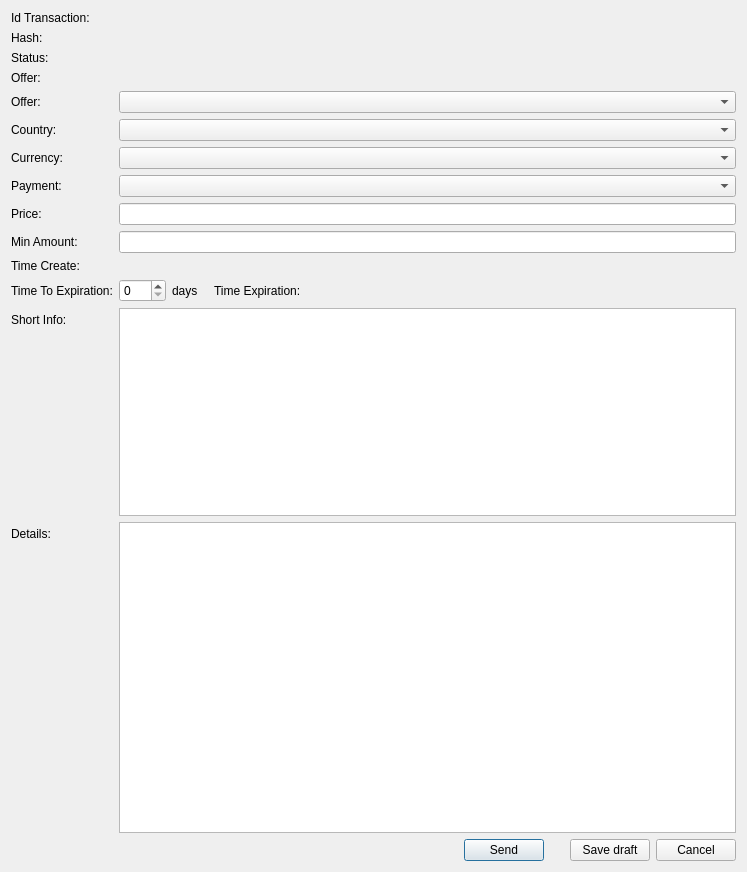
Above: src/qt/forms/offerdetailseditor.ui from ivansib/sibcoin-old before the change. Below: the same form after it.
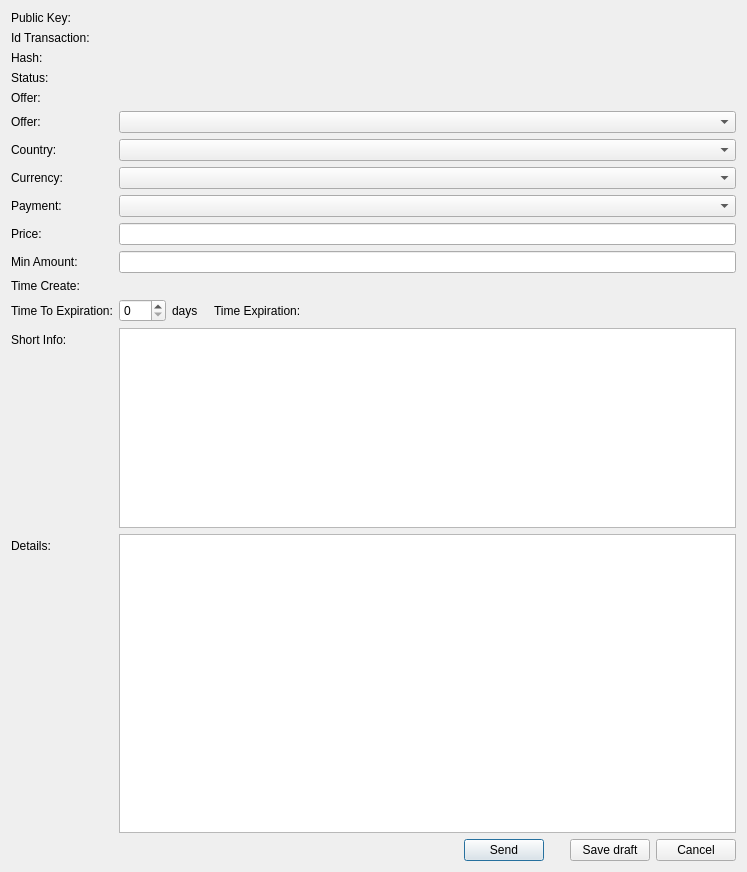
That is the form after the change. Custom widgets are drawn as their Qt base class.

What changed in the file:
```diff
--- a/src/qt/forms/offerdetailseditor.ui
+++ b/src/qt/forms/offerdetailseditor.ui
@@ -15,13 +15,33 @@
   </property>
   <layout class="QFormLayout" name="formLayout">
    <item row="0" column="0">
+    <widget class="QLabel" name="lPubKey">
+     <property name="text">
+      <string>Public Key:</string>
+     </property>
+    </widget>
+   </item>
+   <item row="0" column="1">
+    <widget class="QLabel" name="lPubKeyView">
+     <property name="sizePolicy">
+      <sizepolicy hsizetype="Expanding" vsizetype="Preferred">
+       <horstretch>0</horstretch>
+       <verstretch>0</verstretch>
+      </sizepolicy>
+     </property>
+     <property name="text">
+      <string/>
+     </property>
+    </widget>
+   </item>
+   <item row="1" column="0">
     <widget class="QLabel" name="lIdTransaction">
      <property name="text">
       <string>Id Transaction:</string>
      </property>
     </widget>
    </item>
-   <item row="0" column="1">
+   <item row="1" column="1">
     <widget class="QLabel" name="lIdView">
      <property name="sizePolicy">
       <sizepolicy hsizetype="Expanding" vsizetype="Preferred">
@@ -37,14 +57,14 @@
      </property>
     </widget>
    </item>
-   <item row="1" column="0">
+   <item row="2" column="0">
     <widget class="QLabel" name="lHash">
      <property name="text">
       <string>Hash:</string>
      </property>
     </widget>
    </item>
-   <item row="1" column="1">
+   <item row="2" column="1">
     <widget class="QLabel" name="lHashView">
      <property name="sizePolicy">
       <sizepolicy hsizetype="Expanding" vsizetype="Preferred">
@@ -60,14 +80,14 @@
      </property>
     </widget>
    </item>
-   <item row="2" column="0">
+   <item row="3" column="0">
     <widget class="QLabel" name="lStatus">
      <property name="text">
       <string>Status:</string>
      </property>
     </widget>
    </item>
-   <item row="2" column="1">
+   <item row="3" column="1">
     <widget class="QLabel" name="lStatusView">
      <property name="sizePolicy">
       <sizepolicy hsizetype="Expanding" vsizetype="Preferred">
@@ -83,14 +103,14 @@
      </property>
     </widget>
    </item>
-   <item row="3" column="0">
+   <item row="4" column="0">
     <widget class="QLabel" name="lOfferInfo">
      <property name="text">
       <string>Offer:</string>
      </property>
     </widget>
    </item>
-   <item row="3" column="1">
+   <item row="4" column="1">
     <widget class="QLabel" name="lOfferInfoView">
      <property name="sizePolicy">
       <sizepolicy hsizetype="Expanding" vsizetype="Preferred">
@@ -106,14 +126,14 @@
      </property>
     </widget>
    </item>
-   <item row="4" column="0">
+   <item row="5" column="0">
     <widget class="QLabel" name="lOffer">
      <property name="text">
       <string>Offer:</string>
      </property>
     </widget>
    </item>
-   <item row="4" column="1">
+   <item row="5" column="1">
     <widget class="QComboBox" name="cBoxOffer">
      <property name="sizePolicy">
       <sizepolicy hsizetype="Expanding" vsizetype="Fixed">
@@ -123,14 +143,14 @@
      </property>
     </widget>
    </item>
-   <item row="5" column="0">
+   <item row="6" column="0">
     <widget class="QLabel" name="label_3">
      <property name="text">
       <string>Country:</string>
      </property>
     </widget>
    </item>
-   <item row="5" column="1">
+   <item row="6" column="1">
     <widget class="ComboBox" name="cBoxCountry">
      <property name="sizePolicy">
       <sizepolicy hsizetype="Expanding" vsizetype="Fixed">
@@ -140,14 +160,14 @@
      </property>
     </widget>
    </item>
-   <item row="6" column="0">
+   <item row="7" column="0">
     <widget class="QLabel" name="label_4">
      <property name="text">
       <string>Currency:</string>
      </property>
     </widget>
    </item>
-   <item row="6" column="1">
+   <item row="7" column="1">
     <widget class="ComboBox" name="cBoxCurrency">
      <property name="sizePolicy">
       <sizepolicy hsizetype="Expanding" vsizetype="Fixed">
@@ -157,14 +177,14 @@
      </property>
     </widget>
    </item>
-   <item row="7" column="0">
+   <item row="8" column="0">
     <widget class="QLabel" name="label_5">
      <property name="text">
       <string>Payment:</string>
      </property>
     </widget>
    </item>
-   <item row="7" column="1">
+   <item row="8" column="1">
     <widget class="ComboBox" name="cBoxPayment">
      <property name="sizePolicy">
       <sizepolicy hsizetype="Expanding" vsizetype="Fixed">
@@ -174,14 +194,14 @@
      </property>
     </widget>
    </item>
-   <item row="8" column="0">
+   <item row="9" column="0">
     <widget class="QLabel" name="label_6">
      <property name="text">
       <string>Price:</string>
      </property>
     </widget>
    </item>
-   <item row="8" column="1">
+   <item row="9" column="1">
     <widget class="PriceSpinBox" name="sBoxPrice">
      <property name="sizePolicy">
       <sizepolicy hsizetype="Expanding" vsizetype="Fixed">
@@ -191,14 +211,14 @@
      </property>
     </widget>
    </item>
-   <item row="9" column="0">
+   <item row="10" column="0">
     <widget class="QLabel" name="label_7">
      <property name="text">
       <string>Min Amount:</string>
      </property>
     </widget>
    </item>
-   <item row="9" column="1">
+   <item row="10" column="1">
     <widget class="PriceSpinBox" name="sBoxMinAmount">
      <property name="sizePolicy">
       <sizepolicy hsizetype="Expanding" vsizetype="Fixed">
@@ -208,14 +228,14 @@
      </property>
     </widget>
    </item>
-   <item row="10" column="0">
+   <item row="11" column="0">
     <widget class="QLabel" name="lTimeCreate">
      <property name="text">
       <string>Time Create:</string>
      </property>
     </widget>
    </item>
-   <item row="10" column="1">
+   <item row="11" column="1">
     <widget class="QLabel" name="lEditTimeCreate">
      <property name="sizePolicy">
       <sizepolicy hsizetype="Expanding" vsizetype="Preferred">
@@ -231,14 +251,14 @@
      </property>
     </widget>
    </item>
-   <item row="11" column="0">
+   <item row="12" column="0">
     <widget class="QLabel" name="label_9">
      <property name="text">
       <string>Time To Expiration:</string>
      </property>
     </widget>
    </item>
-   <item row="11" column="1">
+   <item row="12" column="1">
     <layout class="QHBoxLayout" name="horizontalLayout">
      <property name="sizeConstraint">
       <enum>QLayout::SetMinimumSize</enum>
@@ -305,14 +325,14 @@
      </property>
     </widget>
    </item>
-   <item row="15" column="0">
+   <item row="14" column="0">
     <widget class="QLabel" name="label_11">
      <property name="text">
       <string>Details:</string>
      </property>
     </widget>
    </item>
-   <item row="15" column="1">
+   <item row="14" column="1">
     <widget class="QTextEdit" name="tEditDetails">
      <property name="sizePolicy">
       <sizepolicy hsizetype="Expanding" vsizetype="Expanding">
```
Left out of the diff: 2 changed lines with no effect on the pictures.
